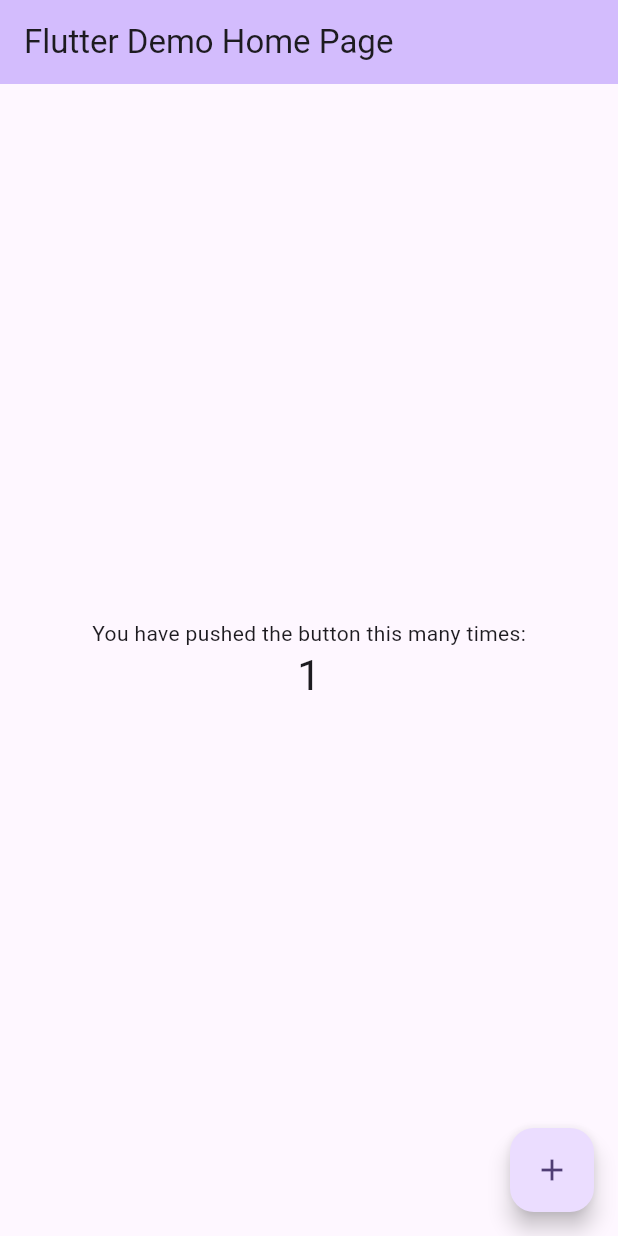
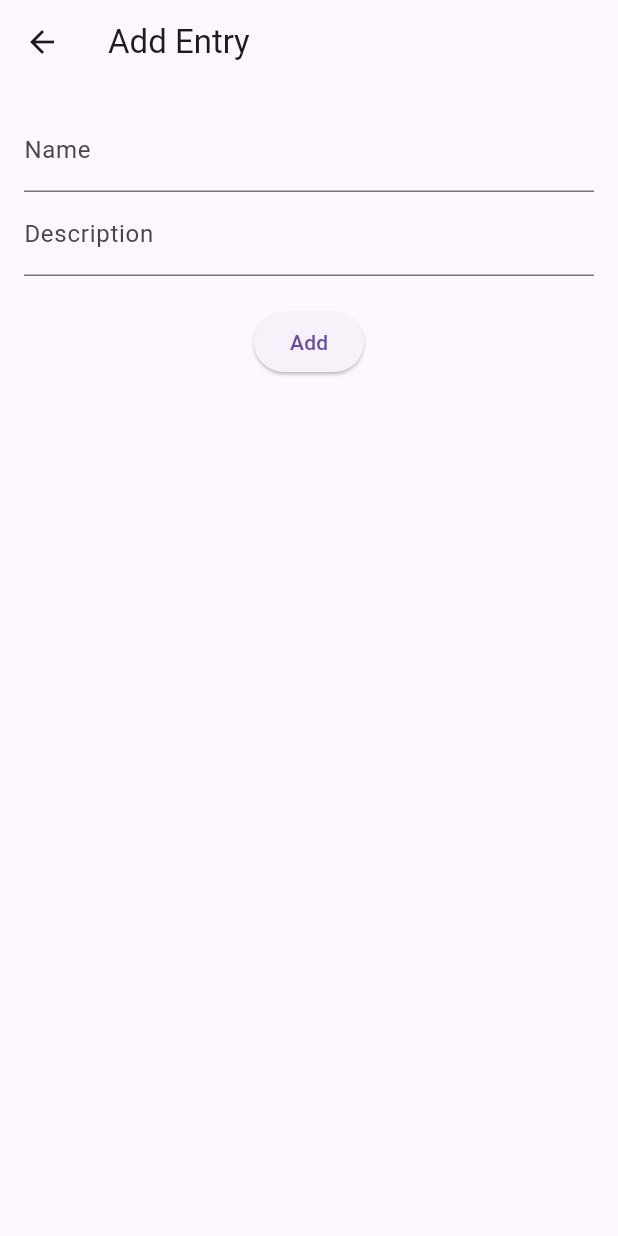
Before and after one commit to chiragbendale62/crudapp, a Flutter app: the screen it shows after launch, after a tap on the "add" icon, on a phone screen of 412 x 824 dp. Run offline on Flutter 3.47's test engine with Material 3 defaults, Android fonts, the phone set to English and light mode, and no system bars; our stand-ins replace equatable, flutter_bloc, sqflite; accounts and stored records are empty.

Commit message:
basic functionality done

```diff
--- /dev/null
+++ b/devtools_options.yaml
@@ -0,0 +1,3 @@
+description: This file stores settings for Dart & Flutter DevTools.
+documentation: https://docs.flutter.dev/tools/devtools/extensions#configure-extension-enablement-states
+extensions:
--- /dev/null
+++ b/lib/bloc/entry_bloc.dart
@@ -0,0 +1,61 @@
+// lib/bloc/entry_bloc.dart
+
+import 'package:crudapp/repositories/entry_repository.dart';
+import 'package:flutter_bloc/flutter_bloc.dart';
+
+import 'entry_event.dart';
+import 'entry_state.dart';
+
+class EntryBloc extends Bloc<EntryEvent, EntryState> {
+  final EntryRepository repository;
+
+  EntryBloc({required this.repository}) : super(EntryInitial()) {
+    on<LoadEntries>(_onLoadEntries);
+    on<AddEntry>(_onAddEntry);
+    on<UpdateEntry>(_onUpdateEntry);
+    on<DeleteEntry>(_onDeleteEntry);
+  }
+
+  Future<void> _onLoadEntries(LoadEntries event, Emitter<EntryState> emit) async {
+    emit(EntryLoading());
+    try {
+      final entries = await repository.fetchEntries();
+      emit(EntryLoaded(entries));
+    } catch (e) {
+      emit(const EntryError("Failed to load entries"));
+    }
+  }
+
+  Future<void> _onAddEntry(AddEntry event, Emitter<EntryState> emit) async {
+    if (state is EntryLoaded) {
+      try {
+        await repository.addEntry(event.entry);
+        add(LoadEntries());
+      } catch (e) {
+        emit(const EntryError("Failed to add entry"));
+      }
+    }
+  }
+
+  Future<void> _onUpdateEntry(UpdateEntry event, Emitter<EntryState> emit) async {
+    if (state is EntryLoaded) {
+      try {
+        await repository.updateEntry(event.entry);
+        add(LoadEntries());
+      } catch (e) {
+        emit(const EntryError("Failed to update entry"));
+      }
+    }
+  }
+
+  Future<void> _onDeleteEntry(DeleteEntry event, Emitter<EntryState> emit) async {
+    if (state is EntryLoaded) {
+      try {
+        await repository.deleteEntry(event.id);
+        add(LoadEntries());
+      } catch (e) {
+        emit(const EntryError("Failed to delete entry"));
+      }
+    }
+  }
+}
--- /dev/null
+++ b/lib/bloc/entry_event.dart
@@ -0,0 +1,40 @@
+// lib/bloc/entry_event.dart
+
+import 'package:crudapp/models/entry_model.dart';
+import 'package:equatable/equatable.dart';
+
+abstract class EntryEvent extends Equatable {
+  const EntryEvent();
+
+  @override
+  List<Object?> get props => [];
+}
+
+class LoadEntries extends EntryEvent {}
+
+class AddEntry extends EntryEvent {
+  final EntryModel entry;
+
+  const AddEntry(this.entry);
+
+  @override
+  List<Object?> get props => [entry];
+}
+
+class UpdateEntry extends EntryEvent {
+  final EntryModel entry;
+
+  const UpdateEntry(this.entry);
+
+  @override
+  List<Object?> get props => [entry];
+}
+
+class DeleteEntry extends EntryEvent {
+  final int id;
+
+  const DeleteEntry(this.id);
+
+  @override
+  List<Object?> get props => [id];
+}
--- /dev/null
+++ b/lib/bloc/entry_state.dart
@@ -0,0 +1,33 @@
+// lib/bloc/entry_state.dart
+
+import 'package:crudapp/models/entry_model.dart';
+import 'package:equatable/equatable.dart';
+
+abstract class EntryState extends Equatable {
+  const EntryState();
+
+  @override
+  List<Object?> get props => [];
+}
+
+class EntryInitial extends EntryState {}
+
+class EntryLoading extends EntryState {}
+
+class EntryLoaded extends EntryState {
+  final List<EntryModel> entries;
+
+  const EntryLoaded(this.entries);
+
+  @override
+  List<Object?> get props => [entries];
+}
+
+class EntryError extends EntryState {
+  final String message;
+
+  const EntryError(this.message);
+
+  @override
+  List<Object?> get props => [message];
+}
--- a/lib/main.dart
+++ b/lib/main.dart
@@ -1,4 +1,9 @@
+import 'package:crudapp/bloc/entry_bloc.dart';
+import 'package:crudapp/bloc/entry_event.dart';
+import 'package:crudapp/repositories/entry_repository.dart';
+import 'package:crudapp/ui/screens/entry_list_screen.dart';
 import 'package:flutter/material.dart';
+import 'package:flutter_bloc/flutter_bloc.dart';
 
 void main() {
   runApp(const MyApp());
@@ -7,119 +12,23 @@ void main() {
 class MyApp extends StatelessWidget {
   const MyApp({super.key});
 
-  // This widget is the root of your application.
   @override
   Widget build(BuildContext context) {
-    return MaterialApp(
-      title: 'Flutter Demo',
-      theme: ThemeData(
-        // This is the theme of your application.
-        //
-        // TRY THIS: Try running your application with "flutter run". You'll see
-        // the application has a purple toolbar. Then, without quitting the app,
-        // try changing the seedColor in the colorScheme below to Colors.green
-        // and then invoke "hot reload" (save your changes or press the "hot
-        // reload" button in a Flutter-supported IDE, or press "r" if you used
-        // the command line to start the app).
-        //
-        // Notice that the counter didn't reset back to zero; the application
-        // state is not lost during the reload. To reset the state, use hot
-        // restart instead.
-        //
-        // This works for code too, not just values: Most code changes can be
-        // tested with just a hot reload.
-        colorScheme: ColorScheme.fromSeed(seedColor: Colors.deepPurple),
-        useMaterial3: true,
+    final EntryRepository repository = EntryRepository();
+
+    return MultiBlocProvider(
+      providers: [
+        BlocProvider(
+          create: (_) => EntryBloc(repository: repository)..add(LoadEntries()),
+        ),
+      ],
+      child: MaterialApp(
+        title: 'CRUD App',
+        theme: ThemeData(
+          primarySwatch: Colors.blue,
+        ),
+        home: const EntryListScreen(),
       ),
-      home: const MyHomePage(title: 'Flutter Demo Home Page'),
     );
   }
 }
-
-class MyHomePage extends StatefulWidget {
-  const MyHomePage({super.key, required this.title});
-
-  // This widget is the home page of your application. It is stateful, meaning
-  // that it has a State object (defined below) that contains fields that affect
-  // how it looks.
-
-  // This class is the configuration for the state. It holds the values (in this
-  // case the title) provided by the parent (in this case the App widget) and
-  // used by the build method of the State. Fields in a Widget subclass are
-  // always marked "final".
-
-  final String title;
-
-  @override
-  State<MyHomePage> createState() => _MyHomePageState();
-}
-
-class _MyHomePageState extends State<MyHomePage> {
-  int _counter = 0;
-
-  void _incrementCounter() {
-    setState(() {
-      // This call to setState tells the Flutter framework that something has
-      // changed in this State, which causes it to rerun the build method below
-      // so that the display can reflect the updated values. If we changed
-      // _counter without calling setState(), then the build method would not be
-      // called again, and so nothing would appear to happen.
-      _counter++;
-    });
-  }
-
-  @override
-  Widget build(BuildContext context) {
-    // This method is rerun every time setState is called, for instance as done
-    // by the _incrementCounter method above.
-    //
-    // The Flutter framework has been optimized to make rerunning build methods
-    // fast, so that you can just rebuild anything that needs updating rather
-    // than having to individually change instances of widgets.
-    return Scaffold(
-      appBar: AppBar(
-        // TRY THIS: Try changing the color here to a specific color (to
-        // Colors.amber, perhaps?) and trigger a hot reload to see the AppBar
-        // change color while the other colors stay the same.
-        backgroundColor: Theme.of(context).colorScheme.inversePrimary,
-        // Here we take the value from the MyHomePage object that was created by
-        // the App.build method, and use it to set our appbar title.
-        title: Text(widget.title),
-      ),
-      body: Center(
-        // Center is a layout widget. It takes a single child and positions it
-        // in the middle of the parent.
-        child: Column(
-          // Column is also a layout widget. It takes a list of children and
-          // arranges them vertically. By default, it sizes itself to fit its
-          // children horizontally, and tries to be as tall as its parent.
-          //
-          // Column has various properties to control how it sizes itself and
-          // how it positions its children. Here we use mainAxisAlignment to
-          // center the children vertically; the main axis here is the vertical
-          // axis because Columns are vertical (the cross axis would be
-          // horizontal).
-          //
-          // TRY THIS: Invoke "debug painting" (choose the "Toggle Debug Paint"
-          // action in the IDE, or press "p" in the console), to see the
-          // wireframe for each widget.
-          mainAxisAlignment: MainAxisAlignment.center,
-          children: <Widget>[
-            const Text(
-              'You have pushed the button this many times:',
-            ),
-            Text(
-              '$_counter',
-              style: Theme.of(context).textTheme.headlineMedium,
-            ),
-          ],
-        ),
-      ),
-      floatingActionButton: FloatingActionButton(
-        onPressed: _incrementCounter,
-        tooltip: 'Increment',
-        child: const Icon(Icons.add),
-      ), // This trailing comma makes auto-formatting nicer for build methods.
-    );
-  }
-}
--- /dev/null
+++ b/lib/models/entry_model.dart
@@ -0,0 +1,41 @@
+// lib/models/entry.dart
+
+import 'package:equatable/equatable.dart';
+
+class EntryModel extends Equatable {
+  final int? id;
+  final String name;
+  final String description;
+
+  const EntryModel({this.id, required this.name, required this.description});
+
+  // Convert a Entry into a Map. The keys must correspond to the names of the
+  // columns in the database.
+  Map<String, dynamic> toMap() {
+    return {
+      'id': id,
+      'name': name,
+      'description': description,
+    };
+  }
+
+  // Convert a Map into a Entry.
+  factory EntryModel.fromMap(Map<String, dynamic> map) {
+    return EntryModel(
+      id: map['id'],
+      name: map['name'],
+      description: map['description'],
+    );
+  }
+
+  EntryModel copyWith({int? id, String? name, String? description}) {
+    return EntryModel(
+      id: id ?? this.id,
+      name: name ?? this.name,
+      description: description ?? this.description,
+    );
+  }
+
+  @override
+  List<Object?> get props => [id, name, description];
+}
--- /dev/null
+++ b/lib/repositories/entry_repository.dart
@@ -0,0 +1,24 @@
+// lib/repository/entry_repository.dart
+
+import 'package:crudapp/models/entry_model.dart';
+import 'package:crudapp/services/database_helper.dart';
+
+class EntryRepository {
+  final DatabaseHelper _databaseHelper = DatabaseHelper();
+
+  Future<List<EntryModel>> fetchEntries() async {
+    return await _databaseHelper.getEntries();
+  }
+
+  Future<void> addEntry(EntryModel entry) async {
+    await _databaseHelper.insertEntry(entry);
+  }
+
+  Future<void> updateEntry(EntryModel entry) async {
+    await _databaseHelper.updateEntry(entry);
+  }
+
+  Future<void> deleteEntry(int id) async {
+    await _databaseHelper.deleteEntry(id);
+  }
+}
--- /dev/null
+++ b/lib/services/database_helper.dart
@@ -0,0 +1,82 @@
+import 'dart:async';
+
+import 'package:crudapp/models/entry_model.dart';
+import 'package:path/path.dart';
+import 'package:sqflite/sqflite.dart';
+
+class DatabaseHelper {
+  static final DatabaseHelper _instance = DatabaseHelper._internal();
+
+  factory DatabaseHelper() => _instance;
+
+  DatabaseHelper._internal();
+
+  static Database? _database;
+
+  Future<Database> get database async {
+    if (_database != null) return _database!;
+    // Initialize the database
+    _database = await _initDatabase();
+    return _database!;
+  }
+
+  Future<Database> _initDatabase() async {
+    // Get the default database location
+    String path = join(await getDatabasesPath(), 'entries.db');
+    // Open the database, creating it if it doesn't exist
+    return await openDatabase(
+      path,
+      version: 1,
+      onCreate: _onCreate,
+    );
+  }
+
+  // Create the entries table
+  FutureOr<void> _onCreate(Database db, int version) async {
+    await db.execute('''
+      CREATE TABLE entries(
+        id INTEGER PRIMARY KEY AUTOINCREMENT,
+        name TEXT NOT NULL,
+        description TEXT NOT NULL
+      )
+    ''');
+  }
+
+  // CRUD operations
+  Future<int> insertEntry(EntryModel entry) async {
+    final db = await database;
+    return await db.insert('entries', entry.toMap(), conflictAlgorithm: ConflictAlgorithm.replace);
+  }
+
+  Future<List<EntryModel>> getEntries() async {
+    final db = await database;
+    final List<Map<String, dynamic>> maps = await db.query('entries');
+    return List.generate(maps.length, (i) {
+      return EntryModel.fromMap(maps[i]);
+    });
+  }
+
+  Future<int> updateEntry(EntryModel entry) async {
+    final db = await database;
+    return await db.update(
+      'entries',
+      entry.toMap(),
+      where: 'id = ?',
+      whereArgs: [entry.id],
+    );
+  }
+
+  Future<int> deleteEntry(int id) async {
+    final db = await database;
+    return await db.delete(
+      'entries',
+      where: 'id = ?',
+      whereArgs: [id],
+    );
+  }
+
+  Future close() async {
+    final db = await database;
+    db.close();
+  }
+}
--- /dev/null
+++ b/lib/ui/screens/entry_form_screen.dart
@@ -0,0 +1,86 @@
+// lib/screens/entry_form_screen.dart
+
+import 'package:crudapp/bloc/entry_bloc.dart';
+import 'package:crudapp/bloc/entry_event.dart';
+import 'package:crudapp/models/entry_model.dart';
+import 'package:flutter/material.dart';
+import 'package:flutter_bloc/flutter_bloc.dart';
+
+class EntryFormScreen extends StatefulWidget {
+  final EntryModel? entry;
+
+  const EntryFormScreen({super.key, this.entry});
+
+  @override
+  _EntryFormScreenState createState() => _EntryFormScreenState();
+}
+
+class _EntryFormScreenState extends State<EntryFormScreen> {
+  final _formKey = GlobalKey<FormState>();
+  late String _name;
+  late String _description;
+
+  @override
+  void initState() {
+    super.initState();
+    _name = widget.entry?.name ?? '';
+    _description = widget.entry?.description ?? '';
+  }
+
+  void _submit() {
+    if (_formKey.currentState!.validate()) {
+      _formKey.currentState!.save();
+      final entry = EntryModel(
+        id: widget.entry?.id,
+        name: _name,
+        description: _description,
+      );
+
+      if (widget.entry == null) {
+        context.read<EntryBloc>().add(AddEntry(entry));
+      } else {
+        context.read<EntryBloc>().add(UpdateEntry(entry));
+      }
+
+      Navigator.of(context).pop();
+    }
+  }
+
+  @override
+  Widget build(BuildContext context) {
+    final isEditing = widget.entry != null;
+    return Scaffold(
+      appBar: AppBar(
+        title: Text(isEditing ? 'Edit Entry' : 'Add Entry'),
+      ),
+      body: Padding(
+        padding: const EdgeInsets.all(16),
+        child: Form(
+          key: _formKey,
+          child: Column(
+            children: [
+              TextFormField(
+                initialValue: _name,
+                decoration: const InputDecoration(labelText: 'Name'),
+                onSaved: (val) => _name = val!,
+                validator: (val) => val == null || val.isEmpty ? 'Please enter a name' : null,
+              ),
+              TextFormField(
+                initialValue: _description,
+                decoration: const InputDecoration(labelText: 'Description'),
+                onSaved: (val) => _description = val!,
+                validator: (val) =>
+                    val == null || val.isEmpty ? 'Please enter a description' : null,
+              ),
+              const SizedBox(height: 20),
+              ElevatedButton(
+                onPressed: _submit,
+                child: Text(isEditing ? 'Update' : 'Add'),
+              ),
+            ],
+          ),
+        ),
+      ),
+    );
+  }
+}
--- /dev/null
+++ b/lib/ui/screens/entry_list_screen.dart
@@ -0,0 +1,74 @@
+// lib/screens/entry_list_screen.dart
+
+import 'package:crudapp/bloc/entry_bloc.dart';
+import 'package:crudapp/bloc/entry_event.dart';
+import 'package:crudapp/bloc/entry_state.dart';
+import 'package:crudapp/models/entry_model.dart';
+import 'package:flutter/material.dart';
+import 'package:flutter_bloc/flutter_bloc.dart';
+
+import 'entry_form_screen.dart';
+
+class EntryListScreen extends StatelessWidget {
+  const EntryListScreen({super.key});
+
+  void _navigateToForm(BuildContext context, {EntryModel? entry}) {
+    Navigator.of(context).push(
+      MaterialPageRoute(
+        builder: (_) => EntryFormScreen(entry: entry),
+      ),
+    );
+  }
+
+  @override
+  Widget build(BuildContext context) {
+    return Scaffold(
+      appBar: AppBar(
+        title: const Text('Entries'),
+      ),
+      body: BlocBuilder<EntryBloc, EntryState>(
+        builder: (context, state) {
+          if (state is EntryLoading) {
+            return const Center(child: CircularProgressIndicator());
+          } else if (state is EntryLoaded) {
+            if (state.entries.isEmpty) {
+              return const Center(child: Text('No entries found.'));
+            }
+            return ListView.builder(
+              itemCount: state.entries.length,
+              itemBuilder: (context, index) {
+                final entry = state.entries[index];
+                return ListTile(
+                  title: Text(entry.name),
+                  subtitle: Text(entry.description),
+                  trailing: Row(
+                    mainAxisSize: MainAxisSize.min,
+                    children: [
+                      IconButton(
+                        icon: const Icon(Icons.edit),
+                        onPressed: () => _navigateToForm(context, entry: entry),
+                      ),
+                      IconButton(
+                        icon: const Icon(Icons.delete),
+                        onPressed: () {
+                          context.read<EntryBloc>().add(DeleteEntry(entry.id!));
+                        },
+                      ),
+                    ],
+                  ),
+                );
+              },
+            );
+          } else if (state is EntryError) {
+            return Center(child: Text(state.message));
+          }
+          return const Center(child: Text('Press + to add a new entry'));
+        },
+      ),
+      floatingActionButton: FloatingActionButton(
+        onPressed: () => _navigateToForm(context),
+        child: const Icon(Icons.add),
+      ),
+    );
+  }
+}
```
Also changed, not shown: pubspec.yaml (+8 -1 lines), pubspec.lock, 3 other files.
